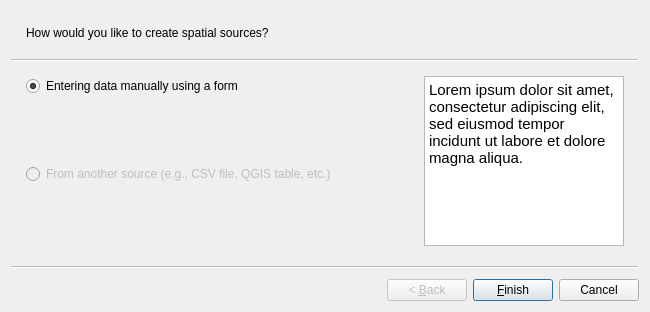
SwissTierrasColombia/Asistente-LADM-COL, file asistente_ladm_col/ui/wiz_create_spatial_source_cadastre.ui: the form before one commit.
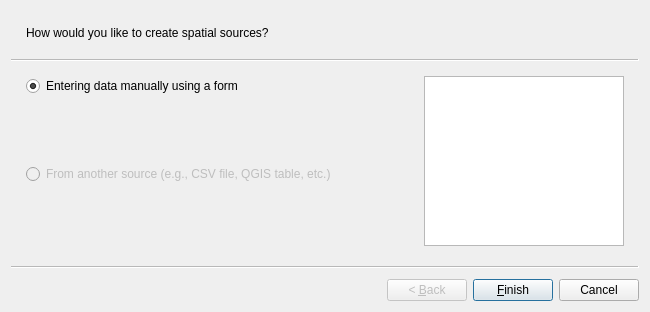
The form after the commit.

```diff
--- a/asistente_ladm_col/ui/wiz_create_spatial_source_cadastre.ui
+++ b/asistente_ladm_col/ui/wiz_create_spatial_source_cadastre.ui
@@ -81,7 +81,7 @@
 &lt;html&gt;&lt;head&gt;&lt;meta name=&quot;qrichtext&quot; content=&quot;1&quot; /&gt;&lt;style type=&quot;text/css&quot;&gt;
 p, li { white-space: pre-wrap; }
 &lt;/style&gt;&lt;/head&gt;&lt;body style=&quot; font-family:'Ubuntu'; font-size:11pt; font-weight:400; font-style:normal;&quot;&gt;
-&lt;p style=&quot; margin-top:0px; margin-bottom:0px; margin-left:0px; margin-right:0px; -qt-block-indent:0; text-indent:0px;&quot;&gt;Lorem ipsum dolor sit amet, consectetur adipiscing elit, sed eiusmod tempor incidunt ut labore et dolore magna aliqua.&lt;/p&gt;&lt;/body&gt;&lt;/html&gt;</string>
+&lt;p style=&quot;-qt-paragraph-type:empty; margin-top:0px; margin-bottom:0px; margin-left:0px; margin-right:0px; -qt-block-indent:0; text-indent:0px;&quot;&gt;&lt;br /&gt;&lt;/p&gt;&lt;/body&gt;&lt;/html&gt;</string>
       </property>
      </widget>
     </item>
```
